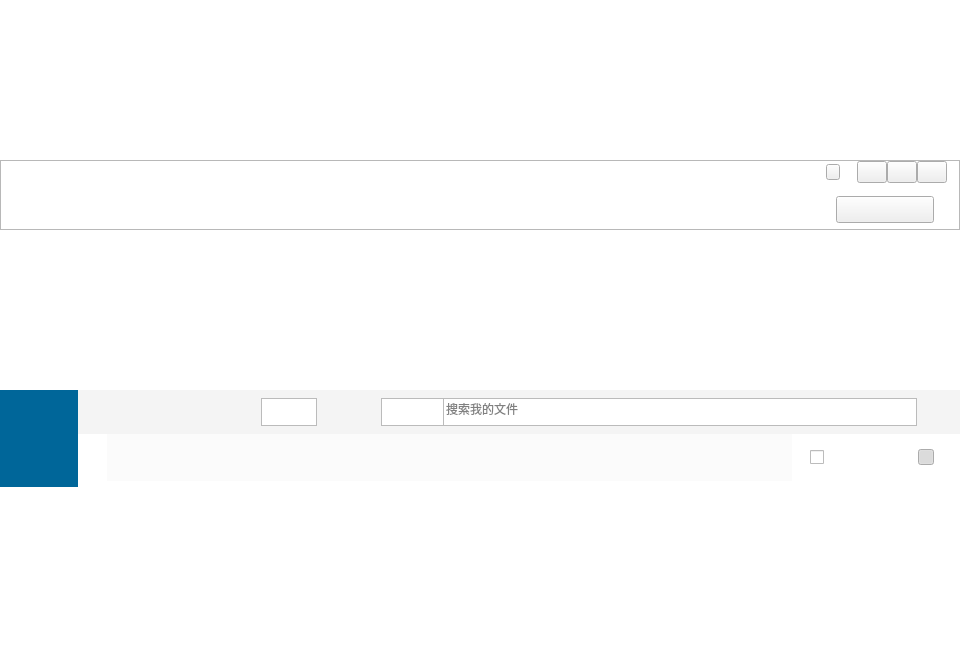
Qt form src/NetDisk/mainwidget.ui (birdman1992/NetDisk) before a commit.
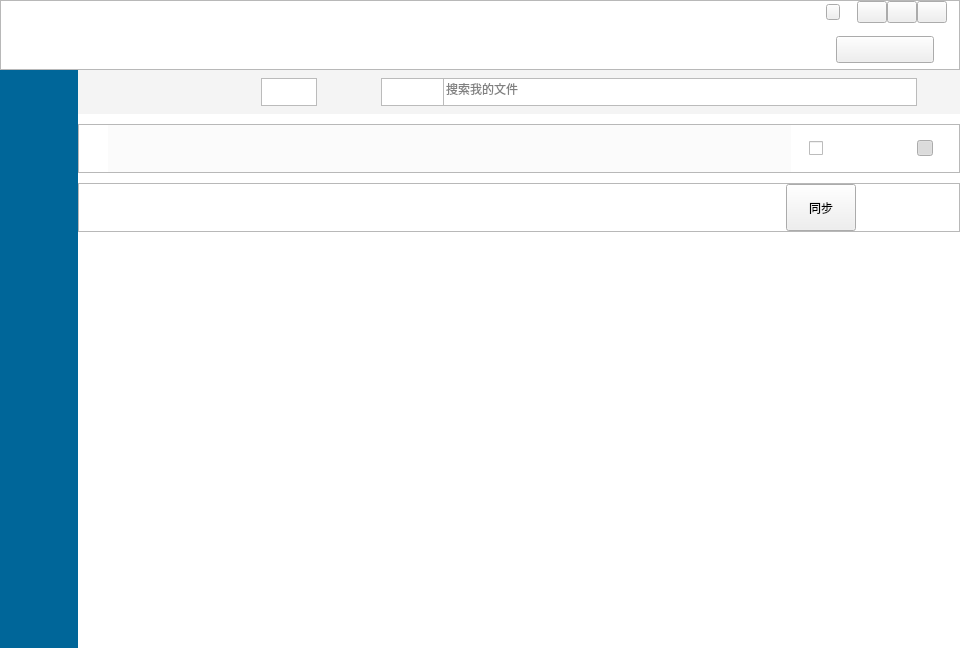
The same form after that commit. Icons and pictures are not drawn.

The edit to the form file:
```diff
--- a/src/NetDisk/mainwidget.ui
+++ b/src/NetDisk/mainwidget.ui
@@ -566,9 +566,9 @@
       </widget>
      </item>
      <item>
-      <layout class="QVBoxLayout" name="verticalLayout" stretch="500,47,487">
+      <layout class="QVBoxLayout" name="verticalLayout" stretch="1000,1000,1000,1000,1">
        <property name="spacing">
-        <number>0</number>
+        <number>10</number>
        </property>
        <item>
         <widget class="QFrame" name="frame_2">
@@ -895,12 +895,55 @@
         </widget>
        </item>
        <item>
-        <layout class="QHBoxLayout" name="function" stretch="29,680,18,100,16,10,26">
+        <widget class="QFrame" name="frame_function">
+         <property name="sizePolicy">
+          <sizepolicy hsizetype="Preferred" vsizetype="Maximum">
+           <horstretch>0</horstretch>
+           <verstretch>0</verstretch>
+          </sizepolicy>
+         </property>
+         <property name="maximumSize">
+          <size>
+           <width>16777215</width>
+           <height>49</height>
+          </size>
+         </property>
+         <property name="frameShape">
+          <enum>QFrame::StyledPanel</enum>
+         </property>
+         <property name="frameShadow">
+          <enum>QFrame::Raised</enum>
+         </property>
+         <layout class="QHBoxLayout" name="horizontalLayout_6" stretch="29,680,18,100,16,10,26">
          <property name="spacing">
           <number>0</number>
          </property>
+          <property name="leftMargin">
+           <number>0</number>
+          </property>
+          <property name="topMargin">
+           <number>0</number>
+          </property>
+          <property name="rightMargin">
+           <number>0</number>
+          </property>
+          <property name="bottomMargin">
+           <number>0</number>
+          </property>
          <item>
           <widget class="QLabel" name="label_2">
+            <property name="sizePolicy">
+             <sizepolicy hsizetype="Preferred" vsizetype="Maximum">
+              <horstretch>0</horstretch>
+              <verstretch>0</verstretch>
+             </sizepolicy>
+            </property>
+            <property name="maximumSize">
+             <size>
+              <width>16777215</width>
+              <height>47</height>
+             </size>
+            </property>
            <property name="styleSheet">
             <string notr="true"/>
            </property>
@@ -974,7 +1017,7 @@
          <item>
           <widget class="QCheckBox" name="showDelete">
            <property name="sizePolicy">
-            <sizepolicy hsizetype="Maximum" vsizetype="Preferred">
+             <sizepolicy hsizetype="Maximum" vsizetype="Maximum">
              <horstretch>0</horstretch>
              <verstretch>0</verstretch>
             </sizepolicy>
@@ -982,7 +1025,7 @@
            <property name="maximumSize">
             <size>
              <width>92</width>
-             <height>16777215</height>
+              <height>47</height>
             </size>
            </property>
            <property name="styleSheet">
@@ -1049,13 +1092,130 @@
            </property>
            <property name="sizeHint" stdset="0">
             <size>
+              <width>23</width>
+              <height>20</height>
+             </size>
+            </property>
+           </spacer>
+          </item>
+         </layout>
+        </widget>
+       </item>
+       <item>
+        <widget class="QFrame" name="frame_sync">
+         <property name="sizePolicy">
+          <sizepolicy hsizetype="Preferred" vsizetype="Maximum">
+           <horstretch>0</horstretch>
+           <verstretch>0</verstretch>
+          </sizepolicy>
+         </property>
+         <property name="maximumSize">
+          <size>
+           <width>16777215</width>
+           <height>49</height>
+          </size>
+         </property>
+         <property name="frameShape">
+          <enum>QFrame::StyledPanel</enum>
+         </property>
+         <property name="frameShadow">
+          <enum>QFrame::Raised</enum>
+         </property>
+         <layout class="QHBoxLayout" name="horizontalLayout_8" stretch="0,200,0,20,0">
+          <property name="spacing">
+           <number>0</number>
+          </property>
+          <property name="leftMargin">
+           <number>0</number>
+          </property>
+          <property name="topMargin">
+           <number>0</number>
+          </property>
+          <property name="rightMargin">
+           <number>0</number>
+          </property>
+          <property name="bottomMargin">
+           <number>0</number>
+          </property>
+          <item>
+           <spacer name="horizontalSpacer_16">
+            <property name="orientation">
+             <enum>Qt::Horizontal</enum>
+            </property>
+            <property name="sizeHint" stdset="0">
+             <size>
              <width>40</width>
              <height>20</height>
             </size>
            </property>
           </spacer>
          </item>
-        </layout>
+          <item>
+           <widget class="QLabel" name="label">
+            <property name="sizePolicy">
+             <sizepolicy hsizetype="Maximum" vsizetype="Maximum">
+              <horstretch>0</horstretch>
+              <verstretch>0</verstretch>
+             </sizepolicy>
+            </property>
+            <property name="maximumSize">
+             <size>
+              <width>500</width>
+              <height>47</height>
+             </size>
+            </property>
+            <property name="text">
+             <string/>
+            </property>
+           </widget>
+          </item>
+          <item>
+           <spacer name="horizontalSpacer_17">
+            <property name="orientation">
+             <enum>Qt::Horizontal</enum>
+            </property>
+            <property name="sizeHint" stdset="0">
+             <size>
+              <width>40</width>
+              <height>20</height>
+             </size>
+            </property>
+           </spacer>
+          </item>
+          <item>
+           <widget class="QPushButton" name="pushButton">
+            <property name="sizePolicy">
+             <sizepolicy hsizetype="Maximum" vsizetype="Maximum">
+              <horstretch>0</horstretch>
+              <verstretch>0</verstretch>
+             </sizepolicy>
+            </property>
+            <property name="maximumSize">
+             <size>
+              <width>70</width>
+              <height>47</height>
+             </size>
+            </property>
+            <property name="text">
+             <string>同步</string>
+            </property>
+           </widget>
+          </item>
+          <item>
+           <spacer name="horizontalSpacer_18">
+            <property name="orientation">
+             <enum>Qt::Horizontal</enum>
+            </property>
+            <property name="sizeHint" stdset="0">
+             <size>
+              <width>40</width>
+              <height>20</height>
+             </size>
+            </property>
+           </spacer>
+          </item>
+         </layout>
+        </widget>
        </item>
        <item>
         <layout class="QVBoxLayout" name="panelLayout">
@@ -1064,6 +1224,22 @@
          </property>
         </layout>
        </item>
+       <item>
+        <spacer name="verticalSpacer_5">
+         <property name="orientation">
+          <enum>Qt::Vertical</enum>
+         </property>
+         <property name="sizeType">
+          <enum>QSizePolicy::Expanding</enum>
+         </property>
+         <property name="sizeHint" stdset="0">
+          <size>
+           <width>20</width>
+           <height>1</height>
+          </size>
+         </property>
+        </spacer>
+       </item>
       </layout>
      </item>
     </layout>
```
Lines whose indentation alone changed are shown as unchanged.
